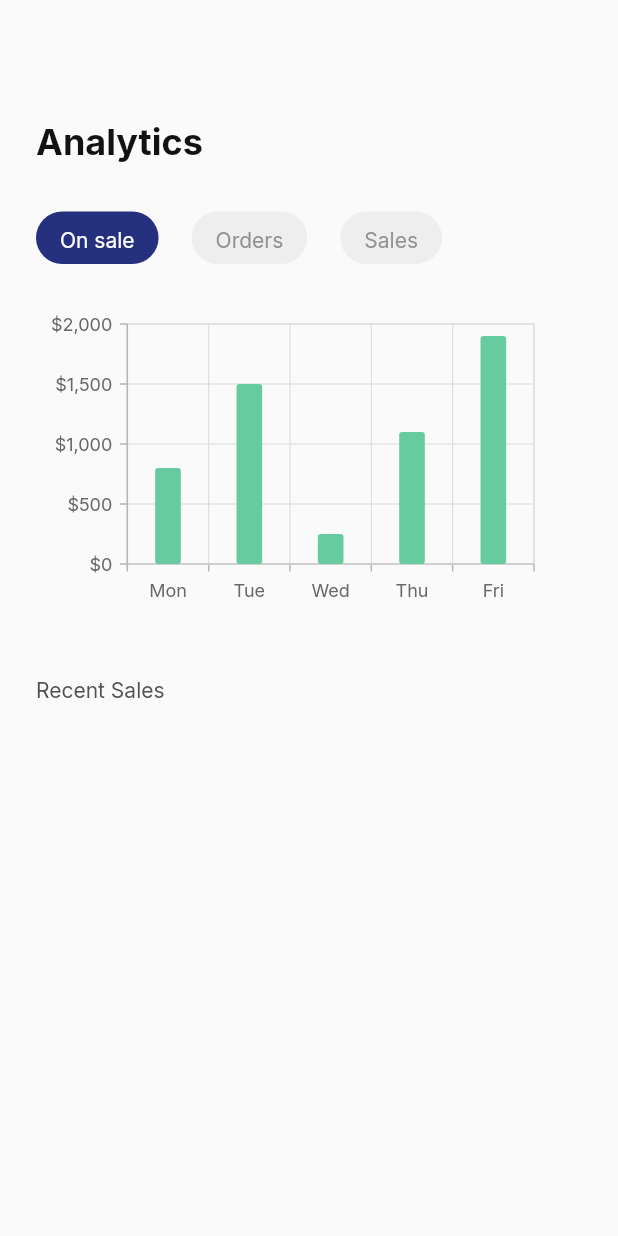
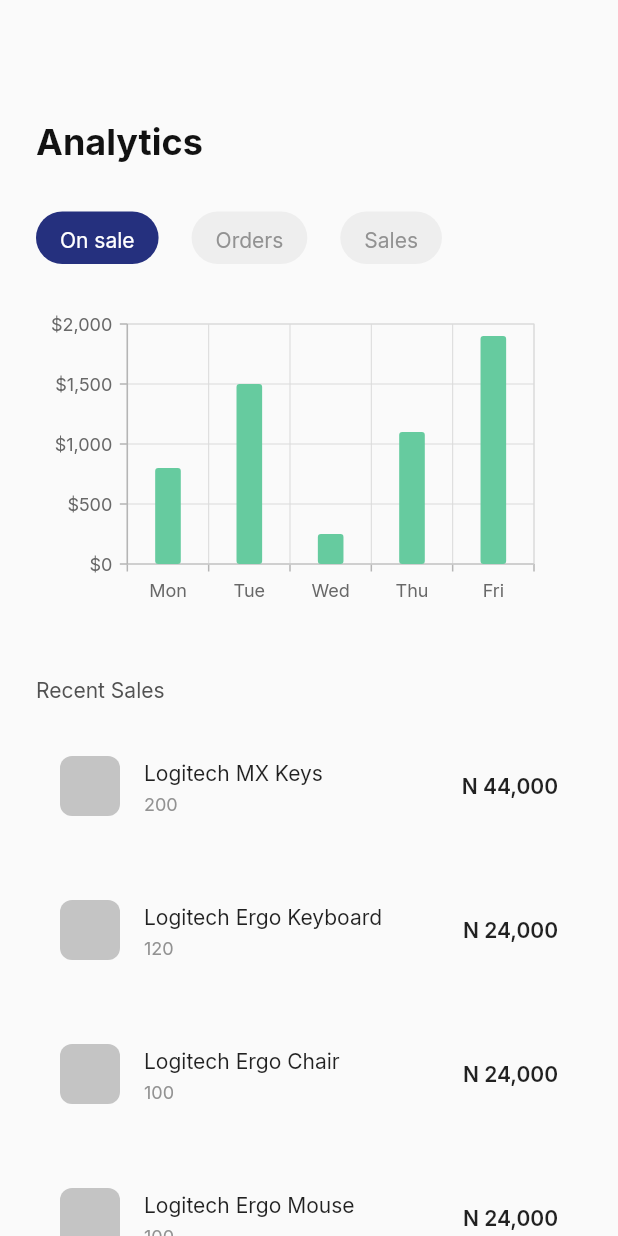
Before and after one commit to maoja37/screeApp, a Flutter app: the AnalyticsScreen screen opened directly, swiped to page 3, on a phone screen of 412 x 824 dp. Run offline on Flutter 3.47's test engine with Material 2 defaults, Android fonts, the phone set to English and light mode, and no system bars; our stand-ins replace flutter_animation_progress_bar, google_fonts, iconly, syncfusion_flutter_charts.

Commit message:
new commit

```diff
--- a/lib/Screens/DashboardScreens/analytics_screen.dart
+++ b/lib/Screens/DashboardScreens/analytics_screen.dart
@@ -17,6 +17,7 @@
 class _AnalyticsScreenState extends State<AnalyticsScreen> {
   var selected = 0;
   final pageController = PageController();
+  final value = new NumberFormat("#,##0", "en_US");
 
   late List<SalesData> _salesData;
   late List<SalesData> _salesData2;
@@ -189,6 +190,7 @@
                             color: Color(0xff525252),
                           ),
                         ),
+                        SizedBox(height: 20),
                         Wrap(
                             runSpacing: 24,
                             children: [0, 1, 2, 3]
@@ -207,7 +209,7 @@
                                         style: Small),
                                         subtitle: Text('${orders[index]['number']}', style: Tiny.copyWith(color: Color(0xff929292)),),
                                     trailing: Text(
-                                        'N ${orders[index]['Price']}', style: SmallBold,),
+                                        'N ${value.format(orders[index]['Price']) }', style: SmallBold,),
                                   ),
                                 )
                                 .toList())
@@ -253,7 +255,31 @@
                           style: Small.copyWith(
                             color: Color(0xff525252),
                           ),
+
                         ),
+                         SizedBox(height: 20,),
+                         Wrap(
+                            runSpacing: 24,
+                            children: [0, 1, 2, 3]
+                                .map(
+                                  (index) => ListTile(
+                                    leading: Container(
+                                      width: 40,
+                                      height: 40,
+                                      decoration: BoxDecoration(
+                                          borderRadius:
+                                              BorderRadius.circular(8),
+                                          color: Color(0xffC4C4C4)),
+
+                                    ),
+                                    title: Text(orders[index]['Product'],
+                                        style: Small),
+                                        subtitle: Text('${orders[index]['number']}', style: Tiny.copyWith(color: Color(0xff929292)),),
+                                    trailing: Text(
+                                        'N ${value.format(orders[index]['Price']) }', style: SmallBold,),
+                                  ),
+                                )
+                                .toList())
                       ],
                     )
                   ],
@@ -286,6 +312,29 @@
   ];
 
    List<Map<String, dynamic>> orders = [
+    {
+      'Product': 'Logitech MX Keys',
+      'number': 200,
+      'Price': 44000,
+    },
+    {
+      'Product': 'Logitech Ergo Keyboard',
+      'number': 120,
+      'Price': 24000,
+    },
+    {
+      'Product': 'Logitech Ergo Chair',
+      'number': 100,
+      'Price': 24000,
+    },
+    {
+      'Product': 'Logitech Ergo Mouse',
+      'number': 100,
+      'Price': 24000,
+    }
+  ];
+
+  List<Map<String, dynamic>> sales = [
     {
       'Product': 'Logitech MX Keys',
       'number': 200,
```
Also changed, not shown: lib/Screens/WebsiteSetup/products_screen.dart (added).
